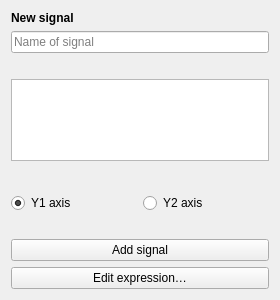
Old version of the form src/dialogs/signaleditorpanel.ui in the repository ModbusScope/ModbusScope.
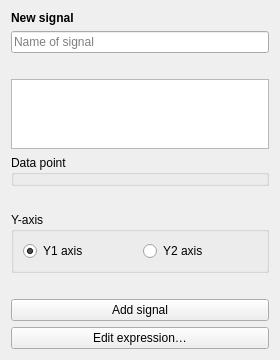
New version of the form.

Commit message: Group data point and axis settings in the signal editor panel

```diff
--- a/src/dialogs/signaleditorpanel.ui
+++ b/src/dialogs/signaleditorpanel.ui
@@ -55,7 +55,11 @@
     </widget>
    </item>
    <item>
-    <widget class="QWidget" name="addressContainer" native="true"/>
+    <widget class="QGroupBox" name="addressContainer">
+     <property name="title">
+      <string>Data point</string>
+     </property>
+    </widget>
    </item>
    <item>
     <widget class="QLabel" name="lblExpression">
@@ -77,6 +81,10 @@
     </widget>
    </item>
    <item>
+    <widget class="QGroupBox" name="axisGroupBox">
+     <property name="title">
+      <string>Y-axis</string>
+     </property>
     <layout class="QHBoxLayout" name="axisLayout">
      <item>
       <widget class="QRadioButton" name="radioPrimary">
@@ -96,6 +104,7 @@
       </widget>
      </item>
     </layout>
+    </widget>
    </item>
    <item>
     <widget class="QLabel" name="lblStatus">
```
Lines whose indentation alone changed are shown as unchanged.
